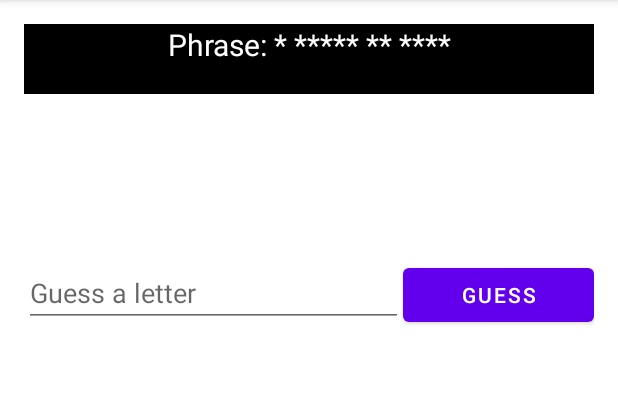
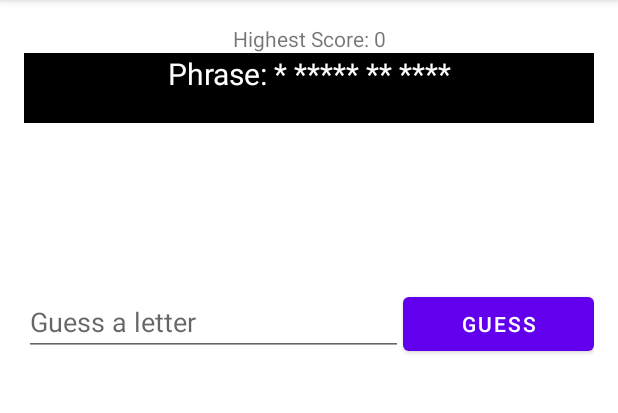
Before and after one commit to NouraAlthakafi/Guess-the-Phrase, an Android app: the screen it shows after launch (MainActivity), after a tap on "GUESS", on a phone screen of 412 x 824 dp, the part 84-497 px from its top. Run offline under Robolectric (Android 15) with nearby library versions, the phone set to English and light mode, and no system bars.

Commit message:
Guess The Phrase Part 2

```diff
--- a/app/src/main/java/com/example/guessthephrase/MainActivity.kt
+++ b/app/src/main/java/com/example/guessthephrase/MainActivity.kt
@@ -1,18 +1,20 @@
 package com.example.guessthephrase
 
+import android.content.Context
 import android.content.DialogInterface
+import android.content.SharedPreferences
 import androidx.appcompat.app.AppCompatActivity
 import android.os.Bundle
-import android.widget.Button
-import android.widget.EditText
-import android.widget.TextView
-import android.widget.Toast
+import android.widget.*
 import androidx.appcompat.app.AlertDialog
 import androidx.recyclerview.widget.LinearLayoutManager
 import androidx.recyclerview.widget.RecyclerView
+import com.google.android.material.snackbar.Snackbar
 
 class MainActivity : AppCompatActivity() {
     //declare
+    lateinit var clForScore: LinearLayout
+    lateinit var tvScore: TextView
     lateinit var thePhrase: TextView
     lateinit var lettersG: TextView
     lateinit var rvPhrase: RecyclerView
@@ -20,17 +22,28 @@ class MainActivity : AppCompatActivity() {
     lateinit var etInput: EditText
     lateinit var buttonGuess: Button
 
-    val mystery = "a piece of cake"
+    val mystery = "A PIECE OF CAKE"
     var guessAnswer = CharArray(mystery.length)
     var lettersOut = ArrayList<Char>()
     var tryPhrase = 10
     var dealInput = ""
 
+    private lateinit var sharedPreferences: SharedPreferences
+
+    private var myScore = 0
+    private var theHighestScore = 0
+
     override fun onCreate(savedInstanceState: Bundle?) {
         super.onCreate(savedInstanceState)
         setContentView(R.layout.activity_main)
 
+        sharedPreferences = this.getSharedPreferences(
+            getString(R.string.preference_score), Context.MODE_PRIVATE)
+        theHighestScore = sharedPreferences.getInt("HighestScore", 0)
+
         //initialize
+        clForScore = findViewById(R.id.clForScore)
+        tvScore = findViewById(R.id.tvScore)
         thePhrase = findViewById(R.id.thePhrase)
         lettersG = findViewById(R.id.lettersG)
         etInput = findViewById(R.id.etInput)
@@ -42,6 +55,8 @@ class MainActivity : AppCompatActivity() {
         rvPhrase.layoutManager = LinearLayoutManager(this)
 
         //utilize
+        tvScore.text = "Highest Score: $theHighestScore"
+
         for (i in mystery.indices) {
             if (mystery[i] == ' ') {
                 guessAnswer[i] = ' '
@@ -51,7 +66,7 @@ class MainActivity : AppCompatActivity() {
         }
         thePhrase.text = "Phrase: ${String(guessAnswer)}"
         buttonGuess.setOnClickListener {
-            dealInput = etInput.text.toString()
+            dealInput = etInput.text.toString().toUpperCase()
             if (dealInput.isNotEmpty() && dealInput.length > 1){
                 allPhrase()
             }
@@ -64,11 +79,12 @@ class MainActivity : AppCompatActivity() {
         }
     }
     fun allPhrase() {
-        dealInput = etInput.text.toString()
+        dealInput = etInput.text.toString().toUpperCase()
             if (tryPhrase > 0) {
                 if (dealInput == mystery) {
                     thePhrase.text = "Phrase: $mystery"
                     guesses.add("You guessed it right!")
+                    newScore()
                     customAlert()
                 } else {
                     guesses.add("Wrong! Try guessing a letter!")
@@ -83,7 +99,7 @@ class MainActivity : AppCompatActivity() {
             etInput.clearFocus()
     }
     fun allLetters(){
-        dealInput = etInput.text.toString()
+        dealInput = etInput.text.toString().toUpperCase()
         var aLetter = dealInput[0]
         var countLetter = 0
         if(tryPhrase > 0){
@@ -133,4 +149,15 @@ class MainActivity : AppCompatActivity() {
         wish.setTitle("New Game")
         wish.show()
     }
+    private fun newScore(){
+        myScore = 0 + tryPhrase
+        if(myScore >= theHighestScore){
+            theHighestScore = myScore
+            with(sharedPreferences.edit()) {
+                putInt("HighestScore", theHighestScore)
+                apply()
+            }
+            Snackbar.make(clForScore, "BROKE SCORE RECORDS!", Snackbar.LENGTH_LONG).show()
+        }
+    }
 }
--- a/app/src/main/res/layout/activity_main.xml
+++ b/app/src/main/res/layout/activity_main.xml
@@ -2,11 +2,18 @@
 <LinearLayout xmlns:android="http://schemas.android.com/apk/res/android"
     xmlns:app="http://schemas.android.com/apk/res-auto"
     xmlns:tools="http://schemas.android.com/tools"
+    android:id="@+id/clForScore"
     android:layout_width="match_parent"
     android:layout_height="match_parent"
     android:orientation="vertical"
     android:layout_margin="16dp"
     tools:context=".MainActivity">
+
+    <TextView
+        android:id="@+id/tvScore"
+        android:textAlignment="center"
+        android:layout_width="match_parent"
+        android:layout_height="wrap_content" />
 
     <TextView
         android:id="@+id/thePhrase"
--- a/app/src/main/res/values/strings.xml
+++ b/app/src/main/res/values/strings.xml
@@ -1,3 +1,4 @@
 <resources>
     <string name="app_name">Guess the Phrase</string>
+    <string name="preference_score">com.example.kotlinGuessthePhrase.PREFERENCE_SCORE</string>
 </resources>
```
